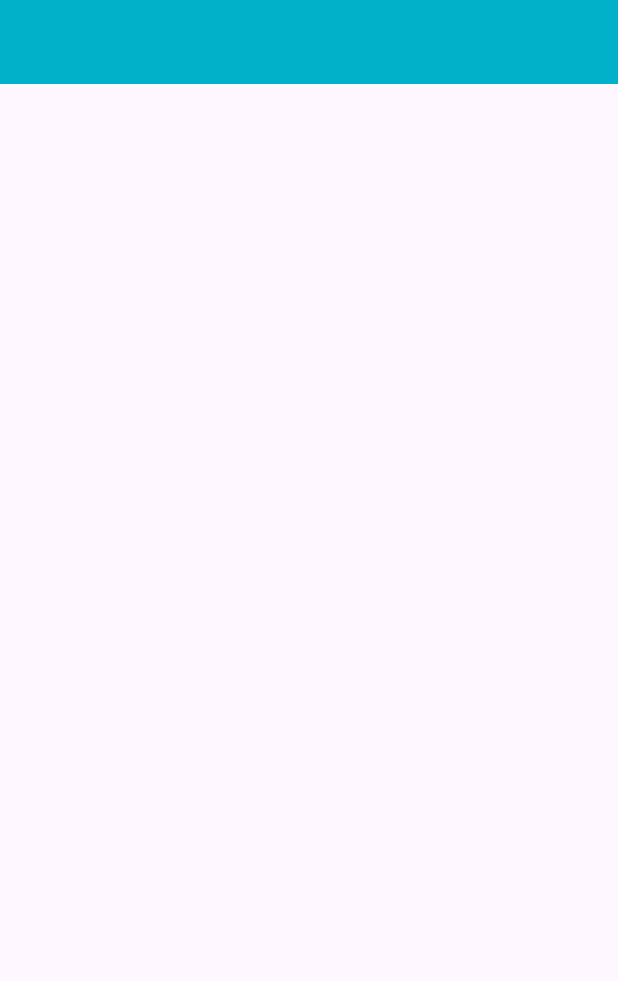
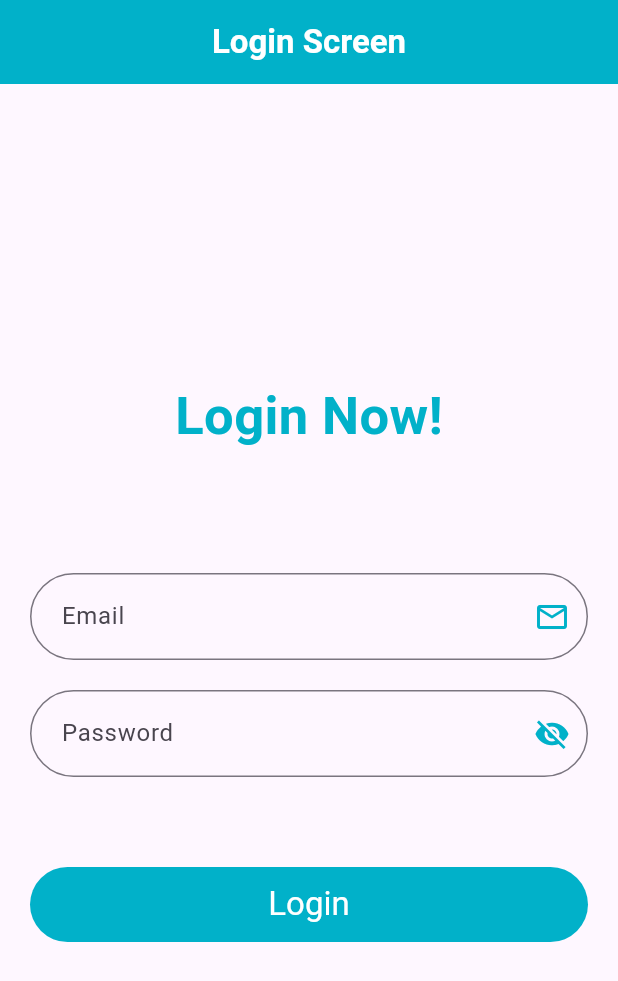
Before and after one commit to aleem219/mvvm_login, a Flutter app: the screen it shows after launch, on a phone screen of 412 x 824 dp. Shown: the top 981 px of the screen. Run offline on Flutter 3.47's test engine with Material 3 defaults, Android fonts, the phone set to English and light mode, and no system bars; our stand-ins replace fluttertoast, get, shared_preferences.

Commit message:
updated code for login api with validation

```diff
--- a/lib/data/network/network_api_services.dart
+++ b/lib/data/network/network_api_services.dart
@@ -33,7 +33,11 @@ class NetworkApiServices extends BaseApiService {
     dynamic responseJson;
     try {
       final response = await http
-          .post(Uri.parse(url), body: data)
+          .post(
+        Uri.parse(url),
+        headers: {'Content-Type': 'application/json'},
+        body: jsonEncode(data),
+      )
           .timeout(const Duration(seconds: 10));
       responseJson = returnResponse(response);
     } on SocketException {
--- a/lib/res/app_url/app_url.dart
+++ b/lib/res/app_url/app_url.dart
@@ -4,6 +4,4 @@ class AppUrl {
   // we break url because in future we change the server so we don't need to change the all urls we will change only server base url
   static const String baseUrl = 'https://dummyjson.com/auth';
   static const String loginApi = '$baseUrl/login';
-  static const String userListApi =
-      'https://webhook.site/f00a7330-d81d-4622-913a-c2058fdaf076';
 }
--- a/lib/views/login/login_view.dart
+++ b/lib/views/login/login_view.dart
@@ -2,6 +2,7 @@ import 'package:flutter/material.dart';
 import 'package:get/get.dart';
 import 'package:mvvm_login/views/login/widgets/input_email_widget.dart';
 import 'package:mvvm_login/views/login/widgets/inout_password_widget.dart';
+import 'package:mvvm_login/views/login/widgets/login_button_widget.dart';
 import 'package:mvvm_login/res/color/colors.dart';
 import 'package:mvvm_login/view_models/controllers/login/login_controller.dart';
 
@@ -12,7 +13,7 @@ class LoginView extends StatefulWidget {
 }
 
 class _LoginViewState extends State<LoginView> {
-  // final loginVM = Get.put(LoginViewModel());
+  final loginVM = Get.put(LoginViewModel());
   final _formKey = GlobalKey<FormState>();
 
   @override
@@ -23,11 +24,48 @@ class _LoginViewState extends State<LoginView> {
           automaticallyImplyLeading: false,
           centerTitle: true,
           backgroundColor: AppColor.primaryColor,
-          // title: const Text(
-          //   "Login Screen",
-          //   style: TextStyle(
-          //       color: Colors.white, fontSize: 22, fontWeight: FontWeight.bold),
-          // ),
+          title: const Text(
+            "Login Screen",
+            style: TextStyle(
+                color: Colors.white, fontSize: 22, fontWeight: FontWeight.bold),
+          ),
+        ),
+        body: Padding(
+          padding: const EdgeInsets.symmetric(horizontal: 20.0),
+          child: Column(
+            mainAxisAlignment: MainAxisAlignment.center,
+            crossAxisAlignment: CrossAxisAlignment.center,
+            children: [
+              const Text(
+                "Login Now!",
+                style: TextStyle(
+                    color: AppColor.primaryColor,
+                    fontWeight: FontWeight.bold,
+                    fontSize: 35),
+              ),
+              const SizedBox(
+                height: 80,
+              ),
+              Form(
+                key: _formKey,
+                child: Column(
+                  children: [
+                    InputEmailWidget(),
+                    const SizedBox(
+                      height: 20,
+                    ),
+                    InputPasswordWidget(),
+                  ],
+                ),
+              ),
+              const SizedBox(
+                height: 60,
+              ),
+              LoginButton(
+                formKey: _formKey,
+              ),
+            ],
+          ),
         ),
       ),
     );
--- a/lib/views/login/widgets/inout_password_widget.dart
+++ b/lib/views/login/widgets/inout_password_widget.dart
@@ -27,7 +27,7 @@ class _InputPasswordWidgetState extends State<InputPasswordWidget> {
       // obscureText: true,
       validator: (Value) {
         if (Value!.isEmpty) {
-          Utlis.toastMessage("Enter password and email");
+          return "";
         }
         return null;
       },
--- a/lib/views/login/widgets/input_email_widget.dart
+++ b/lib/views/login/widgets/input_email_widget.dart
@@ -14,7 +14,7 @@ class InputEmailWidget extends StatelessWidget {
       focusNode: loginVM.emailFocusNode.value,
       validator: (Value) {
         if (Value!.isEmpty) {
-          Utlis.toastMessage("value is empty");
+          return "";
         }
         return null;
       },
```
Also changed, not shown: lib/view_models/controllers/login/login_controller.dart (+8 -16 lines), lib/views/login/widgets/login_button_widget.dart (+14 -5 lines).
